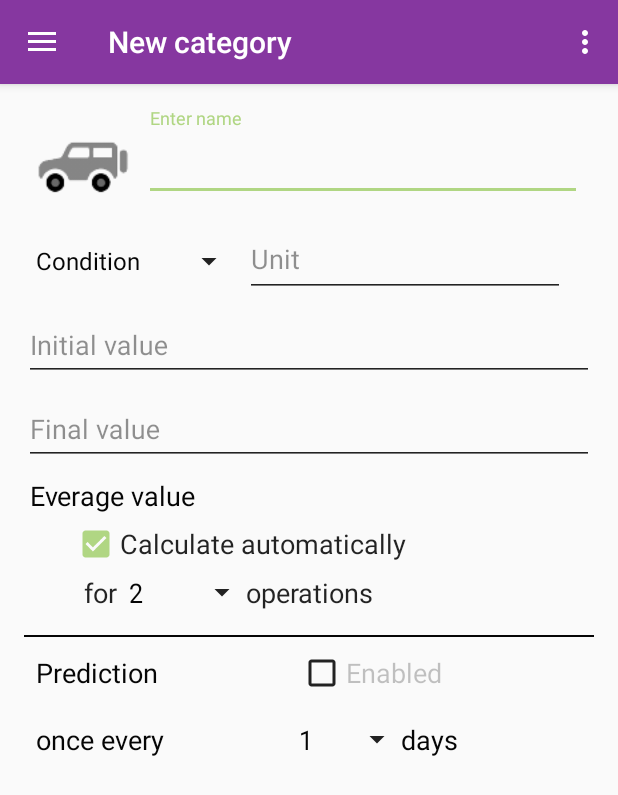
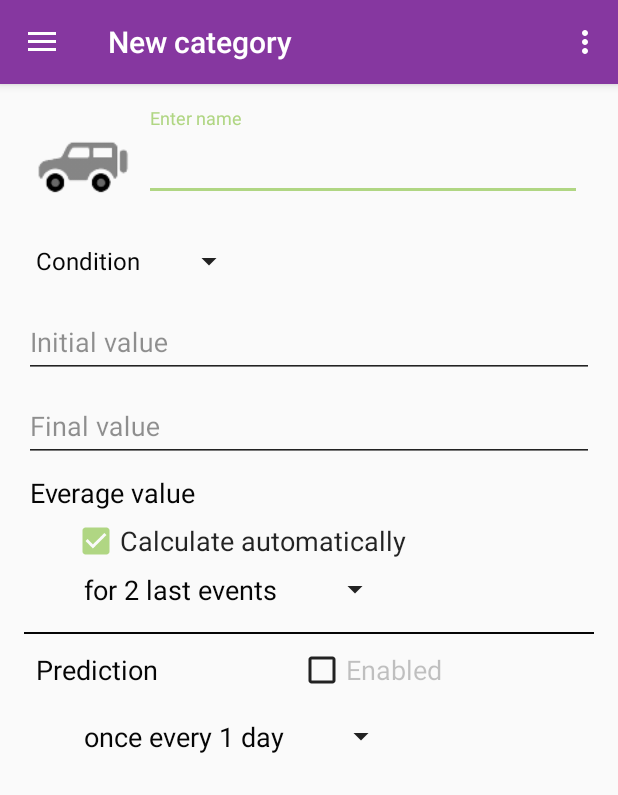
Before and after one commit to BurovAlexProgrammer/IRemember, an Android app: the screen it shows after launch (HomeActivity), on a phone screen of 412 x 824 dp. Shown: the top 795 px of the screen. Run offline under Robolectric (Android 15) with nearby library versions, the phone set to English and light mode, and no system bars; libraries missing offline, so code that uses them is left out: com.crashlytics.android, com.github.paolorotolo.appintro, com.koushikdutta.urlimageviewhelper, io.fabric.sdk; 7 statements that could not run were skipped.

Commit message:
Fixed createCategory fragment

```diff
--- a/app/src/main/java/ru/avb/iremember/fragments/FragmentCreateCategory.java
+++ b/app/src/main/java/ru/avb/iremember/fragments/FragmentCreateCategory.java
@@ -1,6 +1,7 @@
 package ru.avb.iremember.fragments;
 
 import android.content.Context;
+import android.graphics.Color;
 import android.net.Uri;
 import android.os.Bundle;
 import android.app.Fragment;
@@ -26,6 +27,10 @@ public class FragmentCreateCategory extends Fragment {
     EditText editTextName, editTextUnit, editTextInitialValue, editTextFinalValue, editTextEverageValue;
     CheckBox checkBoxEverageCalculate, checkBoxPrediction;
     LinearLayout layoutUnit, layoutEverageCalculate, layoutEverageManual, layoutDevider, layoutPrediction;
+    public static String iconPath = "";
+    public static Color iconColor;
+    public static int iconTintMode;
+    public static int selectedCondition = 0;
 
 
     private OnFragmentInteractionListener mListener;
@@ -77,6 +82,8 @@ public class FragmentCreateCategory extends Fragment {
         layoutPrediction = (LinearLayout)v.findViewById(R.id.layout_predictionEnabled);
 
         setTypeSpinnerAdapter();
+
+        update();
     }
 
     private void setTypeSpinnerAdapter() {
@@ -105,7 +112,7 @@ public class FragmentCreateCategory extends Fragment {
             @Override
             public void onItemSelected(AdapterView<?> parent, View view, int position, long id) {
                 G.Log("===pos: "+position+",  id:"+id);
-
+                selectedCondition = position;
             }
 
             @Override
@@ -168,4 +175,10 @@ public class FragmentCreateCategory extends Fragment {
 
 
     }
+
+    public void update() {
+        if (selectedCondition == 1) {editTextUnit.setVisibility(View.VISIBLE); }
+            else {editTextUnit.setVisibility(View.GONE);}
+
+    }
 }
--- a/app/src/main/res/layout/fragment_create_category.xml
+++ b/app/src/main/res/layout/fragment_create_category.xml
@@ -170,7 +170,7 @@
         <LinearLayout
             android:layout_width="match_parent"
             android:layout_height="wrap_content"
-            android:paddingLeft="32dp"
+            android:paddingStart="32dp"
             android:paddingTop="4dp">
 
             <CheckBox
@@ -189,8 +189,8 @@
             android:layout_height="wrap_content"
             android:gravity="left"
             android:orientation="horizontal"
-            android:paddingLeft="32dp"
             android:paddingRight="4dp"
+            android:paddingStart="32dp"
             android:paddingTop="4dp">
 
 
@@ -199,32 +199,14 @@
                 android:layout_width="wrap_content"
                 android:layout_height="wrap_content">
 
-                <TextView
-                    android:id="@+id/tv_for"
-                    android:layout_width="wrap_content"
-                    android:layout_height="wrap_content"
-                    android:paddingLeft="8dp"
-                    android:text="@string/everageValueCalculate_for"
-                    android:textColor="?android:attr/textColorSecondary"
-                    android:theme="@style/Body2" />
-
                 <Spinner
                     android:id="@+id/spinner_ValueEverageEventcount"
                     android:layout_width="wrap_content"
                     android:layout_height="wrap_content"
-                    android:layout_marginRight="-8dp"
                     android:entries="@array/items_everageEventCount"
                     android:textColor="?android:attr/textColorSecondary"
                     android:theme="@style/Body2"
                     android:visibility="visible" />
-
-                <TextView
-                    android:id="@+id/tv_operations"
-                    android:layout_width="wrap_content"
-                    android:layout_height="wrap_content"
-                    android:text="@string/everageValueCalculate_operations"
-                    android:textColor="?android:attr/textColorSecondary"
-                    android:theme="@style/Body2" />
 
             </LinearLayout>
 
@@ -293,12 +275,12 @@
 
             <CheckBox
                 android:id="@+id/checkBox_predictionEnabled"
+                style=""
                 android:layout_width="wrap_content"
                 android:layout_height="wrap_content"
                 android:layout_weight="1"
                 android:text="@string/enabled"
-                    android:theme="@style/Body2"
-                    style=""/>
+                android:theme="@style/Body2" />
         </LinearLayout>
 
         <LinearLayout
@@ -306,15 +288,8 @@
             android:layout_width="match_parent"
             android:layout_height="wrap_content"
             android:orientation="horizontal"
-            android:padding="8dp">
-
-            <TextView
-                android:id="@+id/tv_onceEvery"
-                android:layout_width="wrap_content"
-                android:layout_height="wrap_content"
-                android:layout_weight="1"
-                android:text="@string/onceEvery"
-                android:theme="@style/Body2" />
+            android:padding="8dp"
+            android:paddingStart="32dp">
 
             <Spinner
                 android:id="@+id/spinner_redictionPeriod"
@@ -326,13 +301,6 @@
                 android:theme="@style/Body2"
                 android:visibility="visible" />
 
-            <TextView
-                android:id="@+id/tv_days"
-                android:layout_width="wrap_content"
-                android:layout_height="wrap_content"
-                android:layout_weight="1"
-                android:text="@string/days"
-                android:theme="@style/Body2" />
         </LinearLayout>
 
 
--- a/app/src/main/res/values/strings.xml
+++ b/app/src/main/res/values/strings.xml
@@ -100,26 +100,26 @@
     </string-array>
 
     <string-array name="items_everageEventCount">
-        <item>2</item>
-        <item>3</item>
-        <item>5</item>
-        <item>7</item>
-        <item>10</item>
-        <item>20</item>
-        <item>30</item>
-        <item>365</item>
+        <item>for 2 last events</item>
+        <item>for 3 last events</item>
+        <item>for 5 last events</item>
+        <item>for 7 last events</item>
+        <item>for 10 last events</item>
+        <item>for 20 last events</item>
+        <item>for 30 last events</item>
+        <item>for 365 last events</item>
     </string-array>
 
     <string-array name="items_predictionPeriod">
-        <item>1</item>
-        <item>2</item>
-        <item>3</item>
-        <item>4</item>
-        <item>5</item>
-        <item>6</item>
-        <item>7</item>
-        <item>14</item>
-        <item>21</item>
-        <item>30</item>
+        <item>once every 1 day</item>
+        <item>once every 2 days</item>
+        <item>once every 3 days</item>
+        <item>once every 4 days</item>
+        <item>once every 5 days</item>
+        <item>once every 6 days</item>
+        <item>once every 7 days</item>
+        <item>once every 14 days</item>
+        <item>once every 21 days</item>
+        <item>once every 30 days</item>
     </string-array>
 </resources>
```
Also changed, not shown: app/src/main/res/layout/fragment_first.xml (+196 -196 lines). Lines whose indentation alone changed are shown as unchanged.
